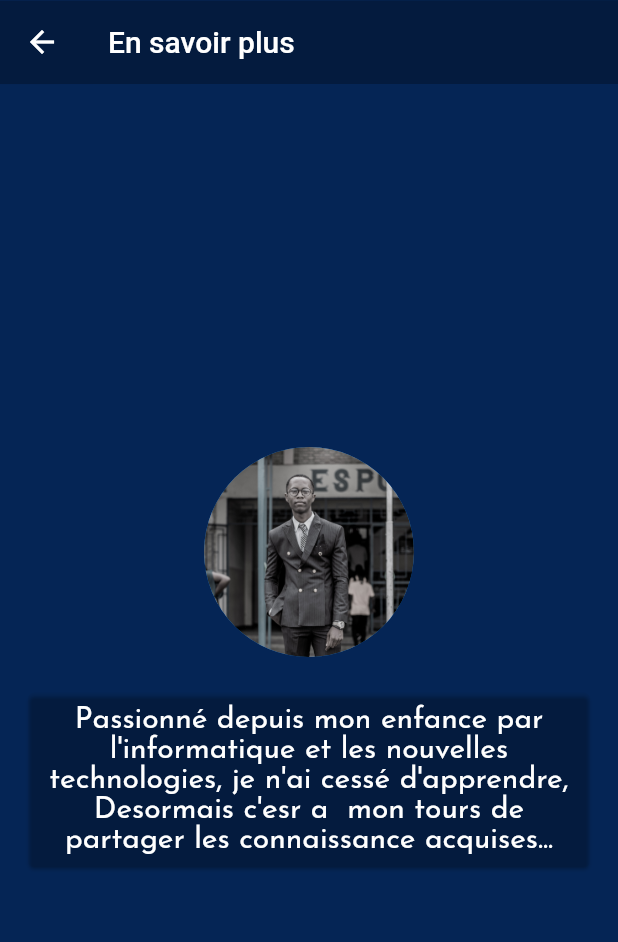
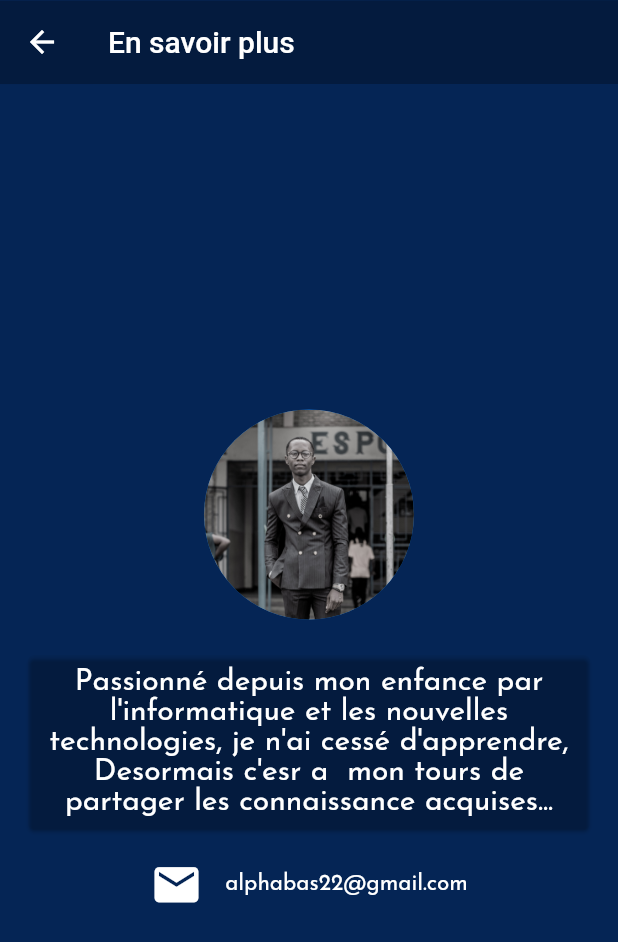
Before and after one commit to alphabas/ma_carte_de_visite, a Flutter app: the screen it shows after launch, after a tap on "En Savoir Plus", on a phone screen of 412 x 824 dp. Shown: the top 942 px of the screen. Run offline on Flutter 3.47's test engine with Material 2 defaults, Android fonts, the phone set to English and light mode, and no system bars.

Commit message:
commit now

```diff
--- /dev/null
+++ b/lib/ressources/const_globale.dart
@@ -0,0 +1,11 @@
+import 'package:flutter/material.dart';
+
+const nomVisiteurCarte = "Alphabas";
+const descriptionVisiteurInfo =
+    "Entrepreneur, Developpeur de l'Entreprise AlphabasCPY,enfin de prouver  au monde notre potentiel";
+
+const styleVisiteurCarte = TextStyle(
+    fontFamily: 'joseFinSans',
+    fontSize: 30.0,
+    height: 1.5,
+    color: Colors.white);
--- a/lib/screens/details.dart
+++ b/lib/screens/details.dart
@@ -36,6 +36,25 @@ class Details extends StatelessWidget {
                         fontSize: 20.0),
                   ),
                 ),
+              ),
+              SizedBox(height: 15.0),
+              Row(
+                mainAxisAlignment: MainAxisAlignment.center,
+                children: <Widget>[
+                  Icon(
+                    Icons.mail,
+                    color: Colors.white,
+                    size: 35.0,
+                  ),
+                  SizedBox(width: 15.0),
+                  Text(
+                    "alphabas22@gmail.com",
+                    style: TextStyle(
+                        color: Colors.white,
+                        fontFamily: 'joseFinSans',
+                        fontSize: 15.0),
+                  )
+                ],
               )
             ],
           ),
--- a/lib/screens/visit_card.dart
+++ b/lib/screens/visit_card.dart
@@ -1,5 +1,7 @@
 import 'package:flutter/material.dart';
+
 import 'package:ma_carte_de_visite/screens/details.dart';
+import 'package:ma_carte_de_visite/ressources/const_globale.dart';
 
 class VisitCard extends StatelessWidget {
   @override
@@ -31,12 +33,8 @@ class VisitCard extends StatelessWidget {
               child: Padding(
                 padding: const EdgeInsets.all(8.0),
                 child: Text(
-                  "Alphabas",
-                  style: TextStyle(
-                      fontFamily: 'joseFinSans',
-                      fontSize: 30.0,
-                      height: 1.5,
-                      color: Colors.white),
+                  nomVisiteurCarte,
+                  style: styleVisiteurCarte,
                 ),
               ),
             ),
@@ -45,7 +43,7 @@ class VisitCard extends StatelessWidget {
               child: Padding(
                 padding: const EdgeInsets.all(8.0),
                 child: Text(
-                  "Entrepreneur, Developpeur de l'Entreprise AlphabasCPY,enfin de prouver  au monde notre potentiel",
+                  descriptionVisiteurInfo,
                   textAlign: TextAlign.center,
                   style: TextStyle(
                     fontFamily: 'joseFinSans',
```
